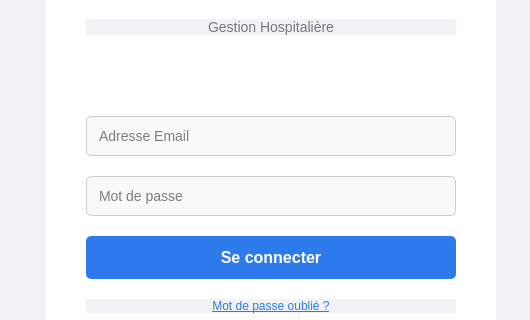
This is loginwindow.ui in itsmeefatiha/hospital-management-cpp-gui as Qt 5 draws it before an edit; both pictures show x 370 to 900 and y 137 to 457 of the 900 by 550 pixel window. The edited form follows.
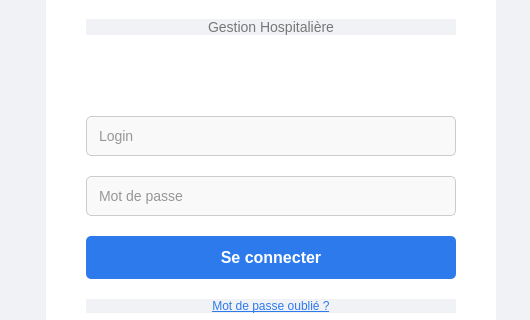
This is the edited form. Icons and pictures are not drawn.

The edit to the form file:
```diff
--- a/loginwindow.ui
+++ b/loginwindow.ui
@@ -92,6 +92,7 @@
     padding: 10px;
     font-size: 14px;
     background-color: #f9f9f9;
+    color: #333333; /* Couleur texte noire */
 }
 QLineEdit:focus {
     border: 2px solid #2d7aed;
@@ -187,7 +188,7 @@
        <item>
         <widget class="QLineEdit" name="lineEdit_email">
          <property name="placeholderText">
-          <string>Adresse Email</string>
+          <string>Login</string>
          </property>
         </widget>
        </item>
```
Left out of the diff: 1 changed line with no effect on the pictures.
